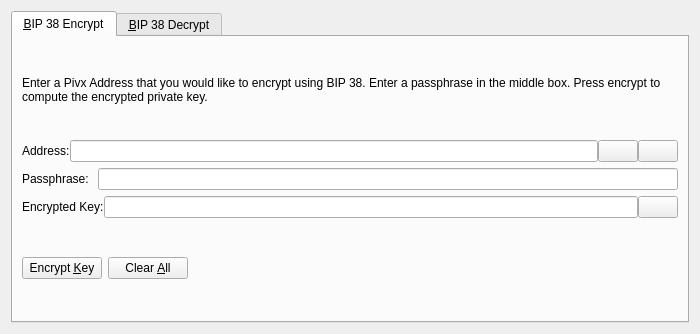
Before: the Qt Designer form src/qt/forms/bip38tooldialog.ui in midnight-miner/LasVegasCoin, drawn with Qt 5.
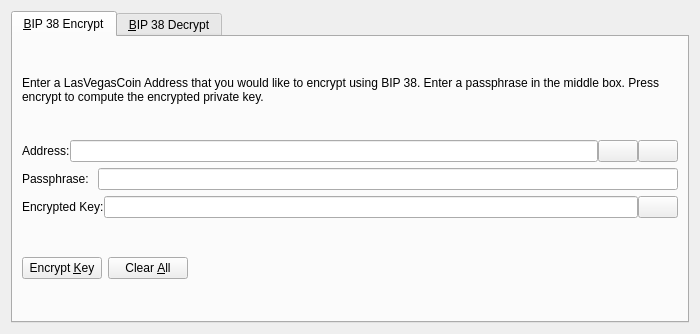
After: the same form once the commit is applied. The open tabs and pages were chosen to show the change. Icons and pictures are not drawn. Custom widgets are drawn as their Qt base class.

Patch:
```diff
--- a/src/qt/forms/bip38tooldialog.ui
+++ b/src/qt/forms/bip38tooldialog.ui
@@ -30,7 +30,7 @@
        <item>
         <widget class="QLabel" name="infoLabel_ENC">
          <property name="text">
-          <string>Enter a Pivx Address that you would like to encrypt using BIP 38. Enter a passphrase in the middle box. Press encrypt to compute the encrypted private key.</string>
+          <string>Enter a LasVegasCoin Address that you would like to encrypt using BIP 38. Enter a passphrase in the middle box. Press encrypt to compute the encrypted private key.</string>
          </property>
          <property name="textFormat">
           <enum>Qt::PlainText</enum>
```
